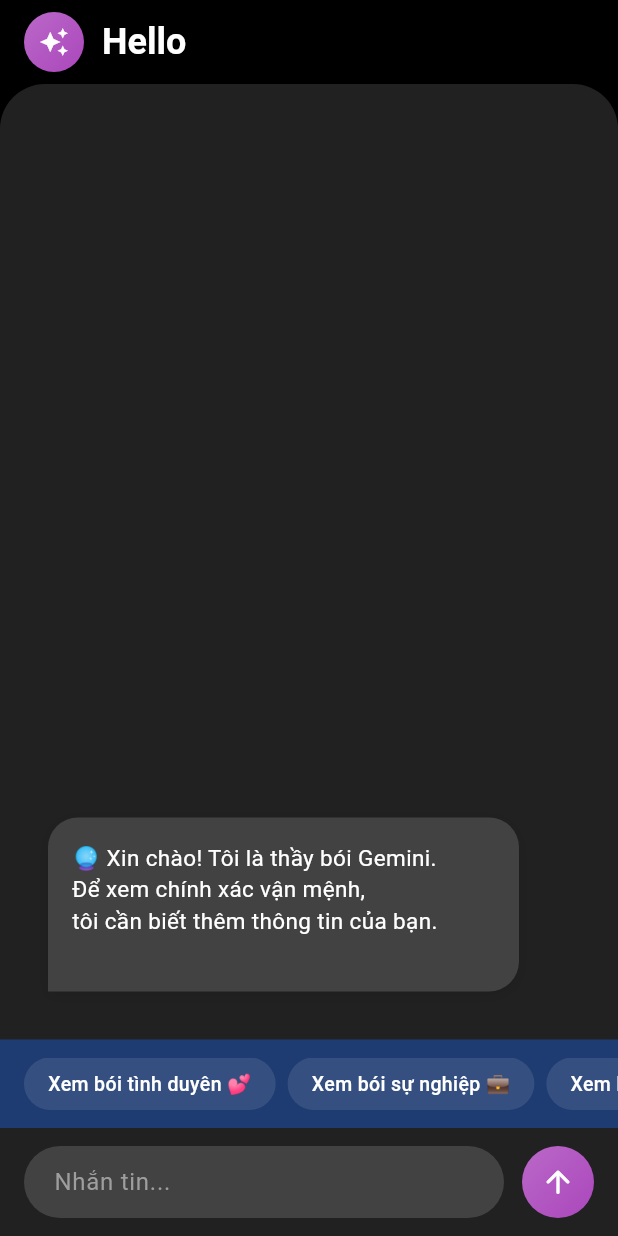
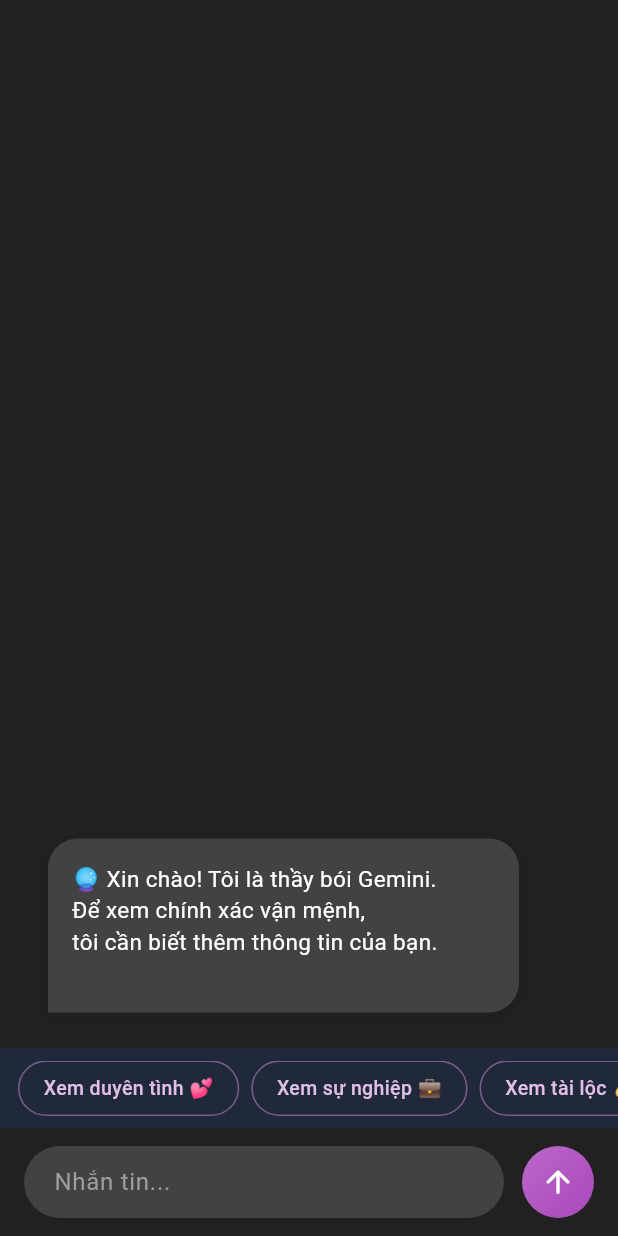
Before and after one commit to hoangtrieuVN39/StarGazer, a Flutter app: the ChatScreen screen opened by its route, on a phone screen of 412 x 824 dp. Run offline on Flutter 3.47's test engine with Material 3 defaults, Android fonts, the light colour scheme and no system bars; our stand-ins replace animated_text_kit, bloc, camera, equatable, flutter_bloc, flutter_dotenv and 5 more; missing offline and left inert: tflite_flutter; accounts and stored records are empty; network calls fail.

Commit message:
2/3_update chat

```diff
--- a/lib/features/chat/presentation/screens/chat/chat_screen.dart
+++ b/lib/features/chat/presentation/screens/chat/chat_screen.dart
@@ -9,54 +9,29 @@
   @override
   Widget build(BuildContext context) {
     return Scaffold(
-      backgroundColor: Colors.black,
-      appBar: AppBar(
-        elevation: 0,
-        backgroundColor: Colors.black,
-        automaticallyImplyLeading: false,
-        title: Row(
+      backgroundColor: Colors.grey.shade900,
+      // appBar: AppBar(
+      //   elevation: 0,
+      //   backgroundColor: Colors.grey.shade900,
+      //   centerTitle: true,
+      //   title: Text(
+      //     'Thầy Bói AI',
+      //     style: TextStyle(
+      //       fontSize: 18,
+      //       color: Colors.white,
+      //       fontWeight: FontWeight.w600,
+      //     ),
+      //   ),
+      // ),
+      body: Column(
         children: [
-            Container(
-              width: 40,
-              height: 40,
-              decoration: BoxDecoration(
-                shape: BoxShape.circle,
-                gradient: LinearGradient(
-                  colors: [Colors.purple.shade300, Colors.purple.shade400],
-                  begin: Alignment.topLeft,
-                  end: Alignment.bottomRight,
-                ),
-              ),
-              child: Icon(Icons.auto_awesome, color: Colors.white, size: 20),
-            ),
-            SizedBox(width: 12),
-            Text(
-              'Hello',
-              style: TextStyle(
-                fontSize: 24,
-                fontWeight: FontWeight.w700,
-                color: Colors.white,
-              ),
-            ),
-          ],
-        ),
-      ),
-      body: Container(
-        decoration: BoxDecoration(
-          color: Colors.grey.shade900,
-          borderRadius: BorderRadius.only(
-            topLeft: Radius.circular(30),
-            topRight: Radius.circular(30),
-          ),
-        ),
-        child: Column(
-          children: [
+          // Chat Messages
           Expanded(
             child: Consumer<ChatProvider>(
               builder: (context, provider, _) {
                 return ListView.builder(
                   reverse: true,
-                    padding: EdgeInsets.all(16),
+                  padding: EdgeInsets.symmetric(horizontal: 16, vertical: 8),
                   itemCount: provider.messages.length,
                   itemBuilder: (context, index) {
                     final message = provider.messages[index];
@@ -66,60 +41,88 @@
               },
             ),
           ),
-            // Suggested Questions - Moved above input
+
+          // Loading Indicator
+          if (context.watch<ChatProvider>().isLoading)
             Container(
-              width: double.infinity,
-              color: Color(0xFF1E3C72), // Dark blue background
-              padding: EdgeInsets.symmetric(vertical: 12),
+              padding: EdgeInsets.all(8),
+              child: Row(
+                mainAxisAlignment: MainAxisAlignment.center,
+                children: [
+                  SizedBox(
+                    width: 16,
+                    height: 16,
+                    child: CircularProgressIndicator(
+                      strokeWidth: 2,
+                      valueColor:
+                          AlwaysStoppedAnimation<Color>(Colors.purple[200]!),
+                    ),
+                  ),
+                  SizedBox(width: 8),
+                  Text(
+                    "Thầy đang suy nghĩ...",
+                    style: TextStyle(
+                      color: Colors.purple[200],
+                      fontSize: 13,
+                    ),
+                  ),
+                ],
+              ),
+            ),
+
+          // Suggested Questions
+          Container(
+            color: Color(0xFF1E3C72).withOpacity(0.3),
+            padding: EdgeInsets.symmetric(vertical: 8),
             child: SingleChildScrollView(
               scrollDirection: Axis.horizontal,
-                padding: EdgeInsets.symmetric(horizontal: 16),
+              padding: EdgeInsets.symmetric(horizontal: 12),
               child: Row(
                 children: [
-                    _buildSuggestionChip(
-                        'Xem bói tình duyên 💕', context), // Pass context here
+                  _buildSuggestionChip('Xem duyên tình 💕', context),
                   SizedBox(width: 8),
-                    _buildSuggestionChip('Xem bói sự nghiệp 💼', context),
+                  _buildSuggestionChip('Xem sự nghiệp 💼', context),
                   SizedBox(width: 8),
-                    _buildSuggestionChip('Xem bói tài lộc 💰', context),
+                  _buildSuggestionChip('Xem tài lộc 💰', context),
                   SizedBox(width: 8),
-                    _buildSuggestionChip('Xem bói ngày tốt xấu 📅', context),
+                  _buildSuggestionChip('Xem ngày tốt xấu 📅', context),
                 ],
               ),
             ),
           ),
-            // Input Area
+
+          // Chat Input
           ChatInput(),
         ],
-        ),
       ),
     );
   }
 
   Widget _buildSuggestionChip(String text, BuildContext context) {
-    // Add BuildContext parameter
-    return InkWell(
+    return Material(
+      color: Colors.transparent,
+      child: InkWell(
         onTap: () {
-        final chatProvider = Provider.of<ChatProvider>(
-          context,
-          listen: false,
-        );
+          final chatProvider =
+              Provider.of<ChatProvider>(context, listen: false);
           final questionText =
               text.replaceAll(RegExp(r'[\p{Emoji}]', unicode: true), '').trim();
           chatProvider.sendMessage(questionText);
         },
+        borderRadius: BorderRadius.circular(20),
         child: Container(
           padding: EdgeInsets.symmetric(horizontal: 16, vertical: 8),
           decoration: BoxDecoration(
-          color: Colors.white.withOpacity(0.1),
+            border: Border.all(color: Colors.purple[200]!.withOpacity(0.5)),
             borderRadius: BorderRadius.circular(20),
           ),
           child: Text(
             text,
             style: TextStyle(
-            color: Colors.white,
+              color: Colors.purple[100],
               fontSize: 13,
               fontWeight: FontWeight.w500,
+            ),
           ),
         ),
       ),
```
Also changed, not shown: 1 other file. Lines whose indentation alone changed are shown as unchanged.
